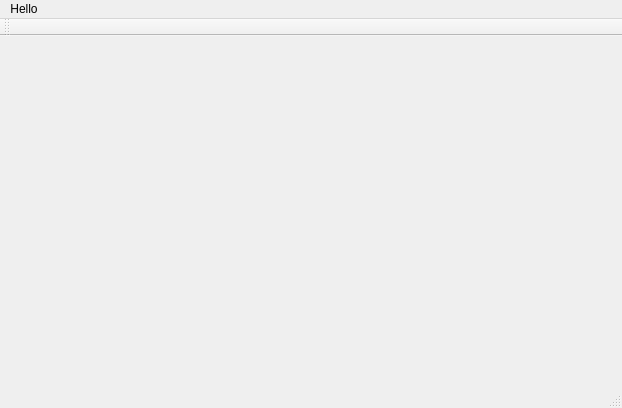
Before: the Qt Designer form src/GTermMusicPlayer/GTermMainWindow.ui in Benkaichang/GTerm-Music-Player, drawn with Qt 5.
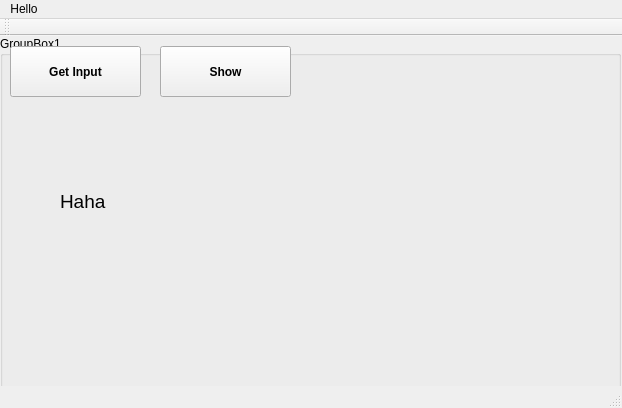
After: the same form once the commit is applied.

Patch:
```diff
--- a/src/GTermMusicPlayer/GTermMainWindow.ui
+++ b/src/GTermMusicPlayer/GTermMainWindow.ui
@@ -26,18 +26,72 @@
      <height>1920</height>
     </size>
    </property>
-   <widget class="QScrollBar" name="horizontalScrollBar">
+   <widget class="QGroupBox" name="groupBox">
     <property name="geometry">
      <rect>
-      <x>50</x>
-      <y>360</y>
-      <width>160</width>
-      <height>16</height>
+      <x>0</x>
+      <y>0</y>
+      <width>621</width>
+      <height>371</height>
      </rect>
     </property>
-    <property name="orientation">
-     <enum>Qt::Horizontal</enum>
+    <property name="title">
+     <string>GroupBox1</string>
     </property>
+    <widget class="QPushButton" name="pushButton">
+     <property name="geometry">
+      <rect>
+       <x>10</x>
+       <y>10</y>
+       <width>131</width>
+       <height>51</height>
+      </rect>
+     </property>
+     <property name="font">
+      <font>
+       <bold>true</bold>
+      </font>
+     </property>
+     <property name="text">
+      <string>Get Input</string>
+     </property>
+    </widget>
+    <widget class="QPushButton" name="pushButton_2">
+     <property name="geometry">
+      <rect>
+       <x>160</x>
+       <y>10</y>
+       <width>131</width>
+       <height>51</height>
+      </rect>
+     </property>
+     <property name="font">
+      <font>
+       <bold>true</bold>
+      </font>
+     </property>
+     <property name="text">
+      <string>Show</string>
+     </property>
+    </widget>
+    <widget class="QLabel" name="label">
+     <property name="geometry">
+      <rect>
+       <x>60</x>
+       <y>150</y>
+       <width>91</width>
+       <height>31</height>
+      </rect>
+     </property>
+     <property name="font">
+      <font>
+       <pointsize>14</pointsize>
+      </font>
+     </property>
+     <property name="text">
+      <string>Haha</string>
+     </property>
+    </widget>
    </widget>
   </widget>
   <widget class="QMenuBar" name="menubar">
```
Left out of the diff: 57 changed lines with no effect on the pictures.
